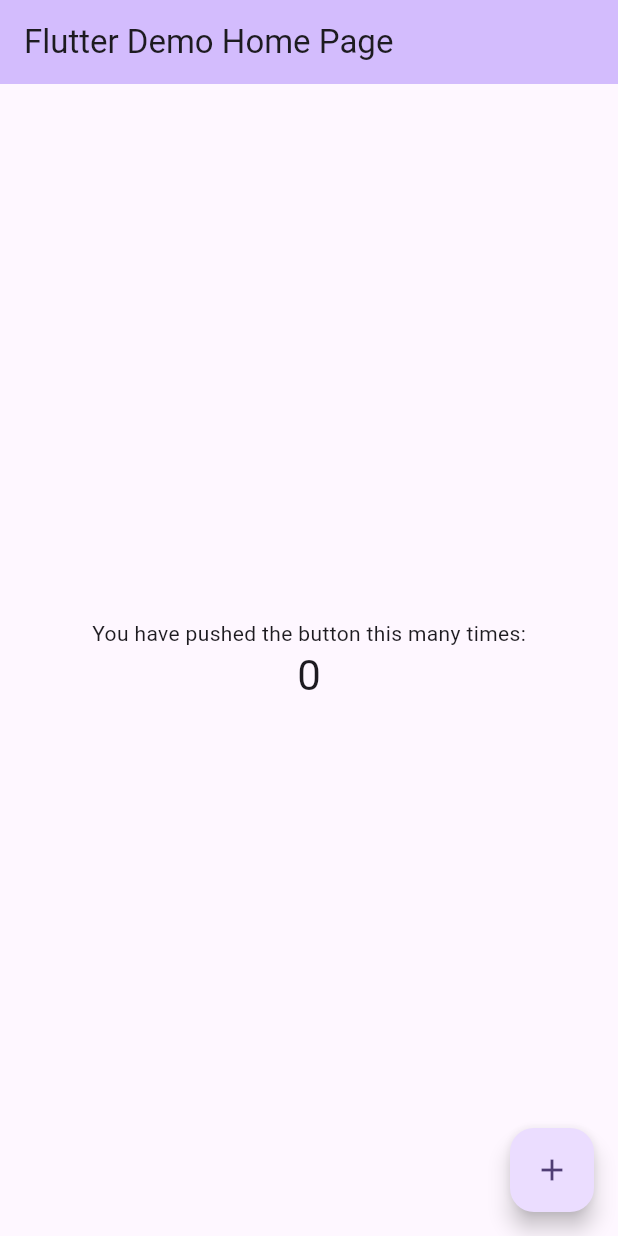
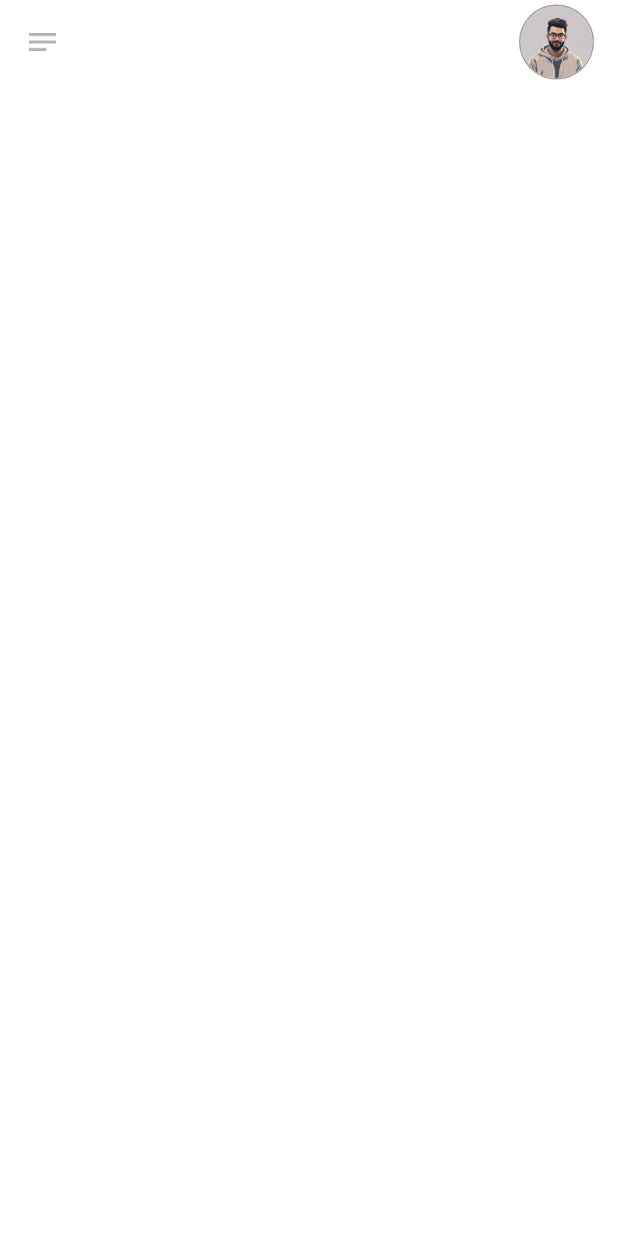
Before and after one commit to ShashiniAluthge/TaskBuddy, a Flutter app: the screen it shows after launch, on a phone screen of 412 x 824 dp. Run offline on Flutter 3.47's test engine with Material 3 defaults, Android fonts, the phone set to English and light mode, and no system bars.

Commit message:
create app bar

```diff
--- a/lib/main.dart
+++ b/lib/main.dart
@@ -1,4 +1,7 @@
 import 'package:flutter/material.dart';
+import 'package:task_buddy/screens/homeScreen.dart';
+import 'package:task_buddy/utils/app_themes.dart';
+
 
 void main() {
   runApp(const MyApp());
@@ -7,119 +10,13 @@
 class MyApp extends StatelessWidget {
   const MyApp({super.key});
 
-  // This widget is the root of your application.
   @override
   Widget build(BuildContext context) {
     return MaterialApp(
-      title: 'Flutter Demo',
-      theme: ThemeData(
-        // This is the theme of your application.
-        //
-        // TRY THIS: Try running your application with "flutter run". You'll see
-        // the application has a purple toolbar. Then, without quitting the app,
-        // try changing the seedColor in the colorScheme below to Colors.green
-        // and then invoke "hot reload" (save your changes or press the "hot
-        // reload" button in a Flutter-supported IDE, or press "r" if you used
-        // the command line to start the app).
-        //
-        // Notice that the counter didn't reset back to zero; the application
-        // state is not lost during the reload. To reset the state, use hot
-        // restart instead.
-        //
-        // This works for code too, not just values: Most code changes can be
-        // tested with just a hot reload.
-        colorScheme: ColorScheme.fromSeed(seedColor: Colors.deepPurple),
-        useMaterial3: true,
-      ),
-      home: const MyHomePage(title: 'Flutter Demo Home Page'),
+      debugShowCheckedModeBanner: false,
+      title: 'My App',
+      theme: AppThemes.light,
+      home: const HomeScreen(),
     );
   }
 }
-
-class MyHomePage extends StatefulWidget {
-  const MyHomePage({super.key, required this.title});
-
-  // This widget is the home page of your application. It is stateful, meaning
-  // that it has a State object (defined below) that contains fields that affect
-  // how it looks.
-
-  // This class is the configuration for the state. It holds the values (in this
-  // case the title) provided by the parent (in this case the App widget) and
-  // used by the build method of the State. Fields in a Widget subclass are
-  // always marked "final".
-
-  final String title;
-
-  @override
-  State<MyHomePage> createState() => _MyHomePageState();
-}
-
-class _MyHomePageState extends State<MyHomePage> {
-  int _counter = 0;
-
-  void _incrementCounter() {
-    setState(() {
-      // This call to setState tells the Flutter framework that something has
-      // changed in this State, which causes it to rerun the build method below
-      // so that the display can reflect the updated values. If we changed
-      // _counter without calling setState(), then the build method would not be
-      // called again, and so nothing would appear to happen.
-      _counter++;
-    });
-  }
-
-  @override
-  Widget build(BuildContext context) {
-    // This method is rerun every time setState is called, for instance as done
-    // by the _incrementCounter method above.
-    //
-    // The Flutter framework has been optimized to make rerunning build methods
-    // fast, so that you can just rebuild anything that needs updating rather
-    // than having to individually change instances of widgets.
-    return Scaffold(
-      appBar: AppBar(
-        // TRY THIS: Try changing the color here to a specific color (to
-        // Colors.amber, perhaps?) and trigger a hot reload to see the AppBar
-        // change color while the other colors stay the same.
-        backgroundColor: Theme.of(context).colorScheme.inversePrimary,
-        // Here we take the value from the MyHomePage object that was created by
-        // the App.build method, and use it to set our appbar title.
-        title: Text(widget.title),
-      ),
-      body: Center(
-        // Center is a layout widget. It takes a single child and positions it
-        // in the middle of the parent.
-        child: Column(
-          // Column is also a layout widget. It takes a list of children and
-          // arranges them vertically. By default, it sizes itself to fit its
-          // children horizontally, and tries to be as tall as its parent.
-          //
-          // Column has various properties to control how it sizes itself and
-          // how it positions its children. Here we use mainAxisAlignment to
-          // center the children vertically; the main axis here is the vertical
-          // axis because Columns are vertical (the cross axis would be
-          // horizontal).
-          //
-          // TRY THIS: Invoke "debug painting" (choose the "Toggle Debug Paint"
-          // action in the IDE, or press "p" in the console), to see the
-          // wireframe for each widget.
-          mainAxisAlignment: MainAxisAlignment.center,
-          children: <Widget>[
-            const Text(
-              'You have pushed the button this many times:',
-            ),
-            Text(
-              '$_counter',
-              style: Theme.of(context).textTheme.headlineMedium,
-            ),
-          ],
-        ),
-      ),
-      floatingActionButton: FloatingActionButton(
-        onPressed: _incrementCounter,
-        tooltip: 'Increment',
-        child: const Icon(Icons.add),
-      ), // This trailing comma makes auto-formatting nicer for build methods.
-    );
-  }
-}
--- /dev/null
+++ b/lib/screens/homeScreen.dart
@@ -0,0 +1,42 @@
+import 'package:flutter/material.dart';
+
+class HomeScreen extends StatefulWidget {
+  const HomeScreen({super.key});
+
+  @override
+  State<HomeScreen> createState() => _HomeScreenState();
+}
+
+class _HomeScreenState extends State<HomeScreen> {
+  @override
+  Widget build(BuildContext context) {
+    return Scaffold(
+      appBar: AppBar(
+        backgroundColor: Theme.of(context).appBarTheme.backgroundColor,
+        leading: IconButton(
+          onPressed: () {},
+          icon: Image.asset('assets/images/menu.png'),
+        ),
+        actions: [
+          Padding(
+              padding: const EdgeInsets.only(right: 16.0),
+              child: (Container(
+                width: 50.0,
+                height: 50.0,
+                decoration: BoxDecoration(
+                  shape: BoxShape.circle,
+                  //color: Colors.red,
+                  border: Border.all(color: Colors.grey, width: 1.0),
+                ),
+                child: ClipOval(
+                  child: Image.asset(
+                    'assets/images/profile.webp',
+                    fit: BoxFit.cover,
+                  ),
+                ),
+              )))
+        ],
+      ),
+    );
+  }
+}
--- /dev/null
+++ b/lib/utils/app_themes.dart
@@ -0,0 +1,56 @@
+import 'package:flutter/material.dart';
+
+class AppThemes {
+  //light theme
+  static final light = ThemeData(
+    primaryColor: const Color(0xFF002596),
+    scaffoldBackgroundColor: Colors.white,
+    brightness: Brightness.light,
+    appBarTheme: const AppBarTheme(
+      backgroundColor: Colors.white,
+      elevation: 0,
+      iconTheme: IconThemeData(
+        color: Colors.grey,
+      ),
+    ),
+    colorScheme: ColorScheme.fromSeed(
+      seedColor: const Color(0xFF002596),
+      primary: const Color(0xFF002596),
+      brightness: Brightness.light,
+      surface: Colors.white,
+    ),
+    cardColor: Colors.white,
+    bottomNavigationBarTheme: const BottomNavigationBarThemeData(
+      backgroundColor: Colors.white,
+      selectedItemColor: Color(0xFF002596),
+      unselectedItemColor: Colors.grey,
+    ),
+  );
+}
+
+//   //dark theme
+//   static final dark = ThemeData(
+//     primaryColor: const Color(0xFFff5722),
+//     scaffoldBackgroundColor: const Color(0xFF121212),
+//     brightness: Brightness.light,
+//     appBarTheme: const AppBarTheme(
+//       backgroundColor: Color(0xFF121212),
+//       elevation: 0,
+//       iconTheme: IconThemeData(
+//         color: Colors.white,
+//       ),
+//     ),
+//     colorScheme: ColorScheme.fromSeed(
+//       seedColor: const Color(0xFFff5722),
+//       primary: const Color(0xFFff5722),
+//       brightness: Brightness.dark,
+//       surface: const Color(0xFF121212),
+//     ),
+//     cardColor: const Color(0xFF1E1E1E),
+//     bottomNavigationBarTheme: const BottomNavigationBarThemeData(
+//       backgroundColor: Color(0xFF1E1E1E),
+//       selectedItemColor: Color(0xFFff5722),
+//       unselectedItemColor: Colors.grey,
+//     ),
+//   );
+// }
```
Also changed, not shown: pubspec.yaml (+6 -2 lines), assets/images/menu.png (added), assets/images/profile.webp (added), assets/images/userProfile.png (added), pubspec.lock, 5 other files.
